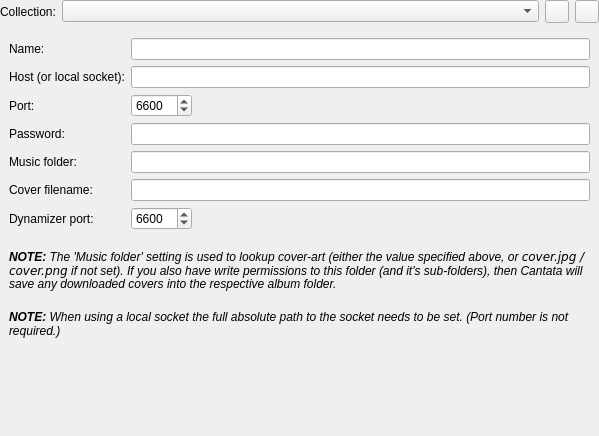
This is gui/serversettings.ui in polpo/cantata-mac as Qt 5 draws it before an edit. The edited form follows.
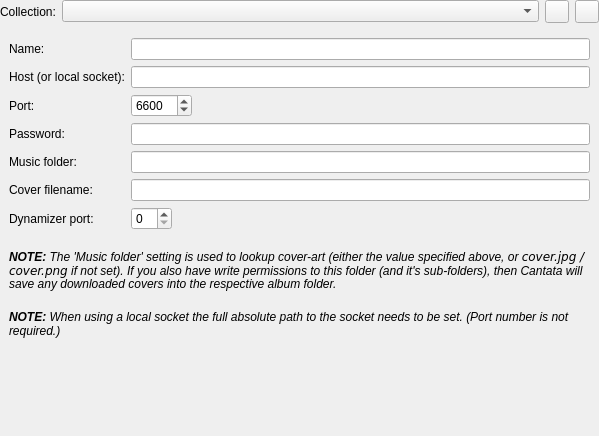
This is the edited form. Custom widgets are drawn as their Qt base class.

Commit message: Fix special value text width

```diff
--- a/gui/serversettings.ui
+++ b/gui/serversettings.ui
@@ -134,17 +134,7 @@
           </widget>
          </item>
          <item row="6" column="1">
-          <widget class="SpinBox" name="dynamizerPort">
-           <property name="minimum">
-            <number>0</number>
-           </property>
-           <property name="maximum">
-            <number>65535</number>
-           </property>
-           <property name="value">
-            <number>6600</number>
-           </property>
-          </widget>
+          <widget class="SpinBox" name="dynamizerPort"/>
          </item>
          <item row="5" column="0">
           <widget class="BuddyLabel" name="coverNameLabel">
```
The commit also changes 1 other file.
